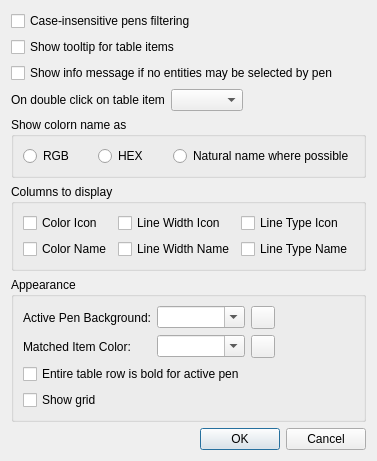
Before: the Qt Designer form librecad/src/ui/dock_widgets/pen_palette/lc_penpaletteoptionsdialog.ui in sand1024/LibreCAD, drawn with Qt 5.
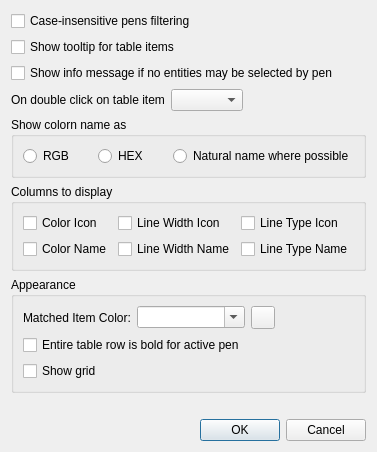
After: the same form once the commit is applied. Icons and pictures are not drawn.

Patch:
```diff
--- a/librecad/src/ui/dock_widgets/pen_palette/lc_penpaletteoptionsdialog.ui
+++ b/librecad/src/ui/dock_widgets/pen_palette/lc_penpaletteoptionsdialog.ui
@@ -6,7 +6,7 @@
    <rect>
     <x>0</x>
     <y>0</y>
-    <width>359</width>
+    <width>360</width>
     <height>452</height>
    </rect>
   </property>
@@ -26,8 +26,20 @@
       <string>Appearance</string>
      </property>
      <layout class="QGridLayout" name="gridLayout_5">
+      <item row="2" column="0">
+       <widget class="QCheckBox" name="cbShowGrid">
+        <property name="toolTip">
+         <string>Grid
+
+If selected, grid lines will be drawn</string>
+        </property>
+        <property name="text">
+         <string>Show grid</string>
+        </property>
+       </widget>
+      </item>
       <item row="0" column="2">
-       <widget class="QToolButton" name="tbActiveColorSelect">
+       <widget class="QToolButton" name="tbMatchedItemColorSelect">
         <property name="toolTip">
          <string>Click to select color</string>
         </property>
@@ -41,9 +53,34 @@
        </widget>
       </item>
       <item row="0" column="0">
-       <widget class="QLabel" name="label_2">
+       <widget class="QLabel" name="label_4">
         <property name="text">
-         <string>Active Pen Background:</string>
+         <string>Matched Item Color:</string>
+        </property>
+       </widget>
+      </item>
+      <item row="1" column="0" colspan="2">
+       <widget class="QCheckBox" name="cbAllRowBold">
+        <property name="toolTip">
+         <string>Active Pen
+
+If set, bold font is used for all elements of active pen item.
+Otherwise, bold font is used only for name.</string>
+        </property>
+        <property name="text">
+         <string>Entire table row is bold for active pen</string>
+        </property>
+       </widget>
+      </item>
+      <item row="0" column="1">
+       <widget class="QComboBox" name="cbColorMatchedItem">
+        <property name="toolTip">
+         <string>Matched Item Color
+
+Color of pen item that is matched by filter</string>
+        </property>
+        <property name="editable">
+         <bool>true</bool>
         </property>
        </widget>
       </item>
@@ -60,67 +97,6 @@
         </property>
        </spacer>
       </item>
-      <item row="0" column="1">
-       <widget class="QComboBox" name="cbColorActiveBg">
-        <property name="toolTip">
-         <string>Background color for pen element currently edited in pen's table</string>
-        </property>
-        <property name="editable">
-         <bool>true</bool>
-        </property>
-       </widget>
-      </item>
-      <item row="2" column="0" colspan="2">
-       <widget class="QCheckBox" name="cbAllRowBold">
-        <property name="toolTip">
-         <string>If set, bold font is used for all elements of active pen item (otherwise, only for name)</string>
-        </property>
-        <property name="text">
-         <string>Entire table row is bold for active pen</string>
-        </property>
-       </widget>
-      </item>
-      <item row="1" column="1">
-       <widget class="QComboBox" name="cbColorMatchedItem">
-        <property name="toolTip">
-         <string>Color of pen item that is matched by filter</string>
-        </property>
-        <property name="editable">
-         <bool>true</bool>
-        </property>
-       </widget>
-      </item>
-      <item row="1" column="0">
-       <widget class="QLabel" name="label_4">
-        <property name="text">
-         <string>Matched Item Color:</string>
-        </property>
-       </widget>
-      </item>
-      <item row="1" column="2">
-       <widget class="QToolButton" name="tbMatchedItemColorSelect">
-        <property name="toolTip">
-         <string>Click to select color</string>
-        </property>
-        <property name="text">
-         <string/>
-        </property>
-        <property name="icon">
-         <iconset resource="../../../../res/controls/controls.qrc">
-          <normaloff>:/controls/colorxx.png</normaloff>:/controls/colorxx.png</iconset>
-        </property>
-       </widget>
-      </item>
-      <item row="3" column="0">
-       <widget class="QCheckBox" name="cbShowGrid">
-        <property name="toolTip">
-         <string>If selected, grid lines will be drawn</string>
-        </property>
-        <property name="text">
-         <string>Show grid</string>
-        </property>
-       </widget>
-      </item>
      </layout>
     </widget>
    </item>
```
Left out of the diff: 34 changed lines with no effect on the pictures.
